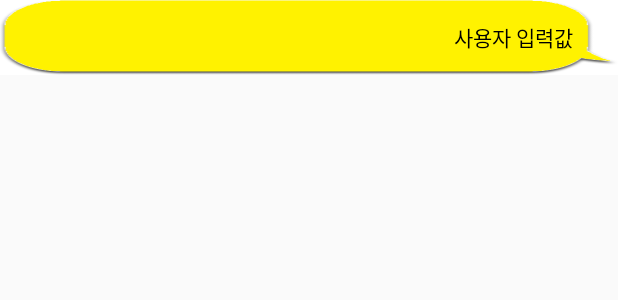
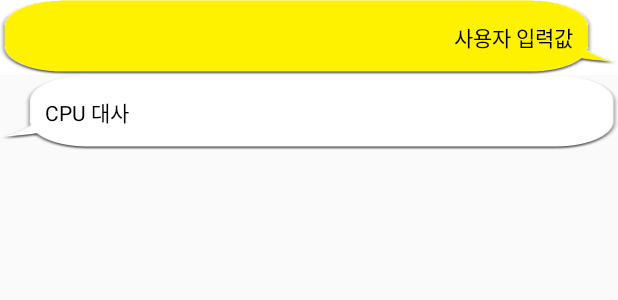
Before and after one commit to sunnysideup0w0v/teacher_baseball, an Android app: the layout message_list_item.xml on its own in the app's theme, with its tools: preview values and no code run, on a phone screen of 412 x 824 dp. Shown: the top 300 px of the screen. Run offline under Robolectric (Android 15) with nearby library versions, the phone set to English and light mode, and no system bars.

Commit message:
컴퓨터 입력 레이아웃도 추가  - 상황에 따라 어디를 보여주고 숨길지 결정하는 방식으로 운영

```diff
--- a/app/src/main/res/layout/message_list_item.xml
+++ b/app/src/main/res/layout/message_list_item.xml
@@ -24,4 +24,25 @@
 
     </FrameLayout>
 
+    <FrameLayout
+        android:layout_width="match_parent"
+        android:layout_height="wrap_content">
+
+        <ImageView
+            android:layout_width="match_parent"
+            android:layout_height="50dp"
+            android:scaleType="fitXY"
+            android:src="@drawable/speech_bubble_computer" />
+
+        <TextView
+            android:layout_width="wrap_content"
+            android:layout_height="wrap_content"
+            android:layout_gravity="left|center_vertical"
+            android:layout_marginLeft="30dp"
+            android:textColor="#000000"
+            android:text="CPU 대사" />
+
+    </FrameLayout>
+
+
 </LinearLayout>
```
